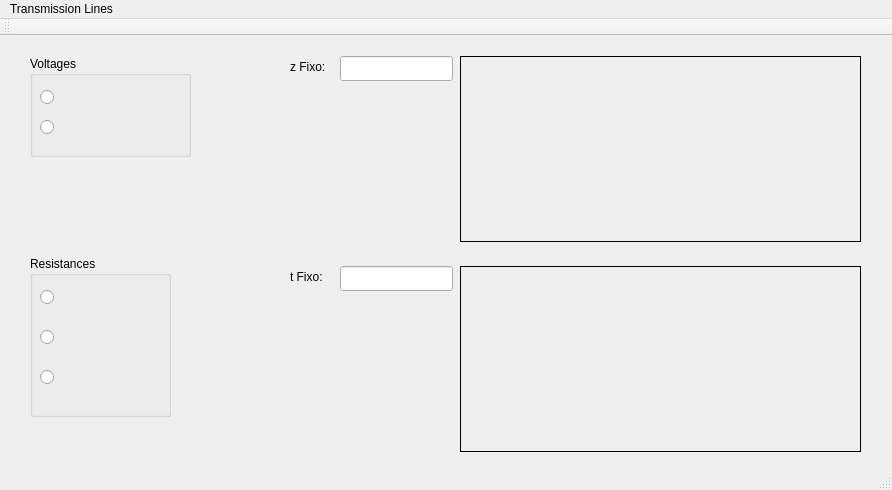
Qt form TLine/mainwindow.ui (vinicius-r-silva/TLines_View) before a commit.
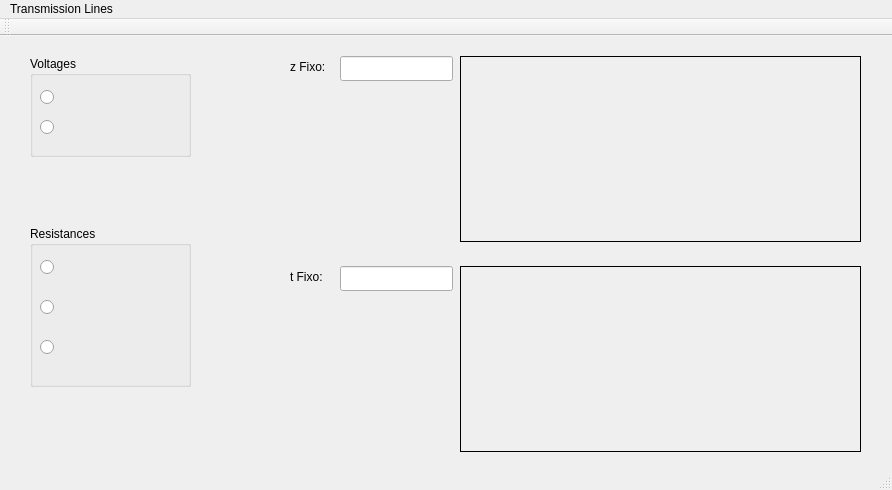
The same form after that commit.

Commit message: RadioButtons now emit a signal

```diff
--- a/TLine/mainwindow.ui
+++ b/TLine/mainwindow.ui
@@ -75,8 +75,8 @@
     <property name="geometry">
      <rect>
       <x>30</x>
-      <y>220</y>
-      <width>141</width>
+      <y>190</y>
+      <width>161</width>
       <height>161</height>
      </rect>
     </property>
```
The commit also changes 2 other files.
